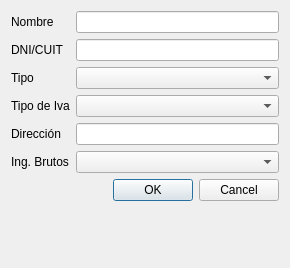
The window that banta/res/ui/temp_client.ui (jerobarraco/banta) describes before a commit, drawn with Qt 5.
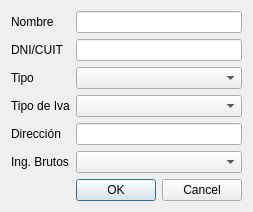
The same window after the commit.

What changed in the file:
```diff
--- a/banta/res/ui/temp_client.ui
+++ b/banta/res/ui/temp_client.ui
@@ -2,20 +2,6 @@
 <ui version="4.0">
  <class>Dialog</class>
  <widget class="QDialog" name="Dialog">
-  <property name="geometry">
-   <rect>
-    <x>0</x>
-    <y>0</y>
-    <width>290</width>
-    <height>268</height>
-   </rect>
-  </property>
-  <property name="sizePolicy">
-   <sizepolicy hsizetype="Preferred" vsizetype="Preferred">
-    <horstretch>0</horstretch>
-    <verstretch>0</verstretch>
-   </sizepolicy>
-  </property>
   <property name="windowTitle">
    <string>Dialog</string>
   </property>
```
